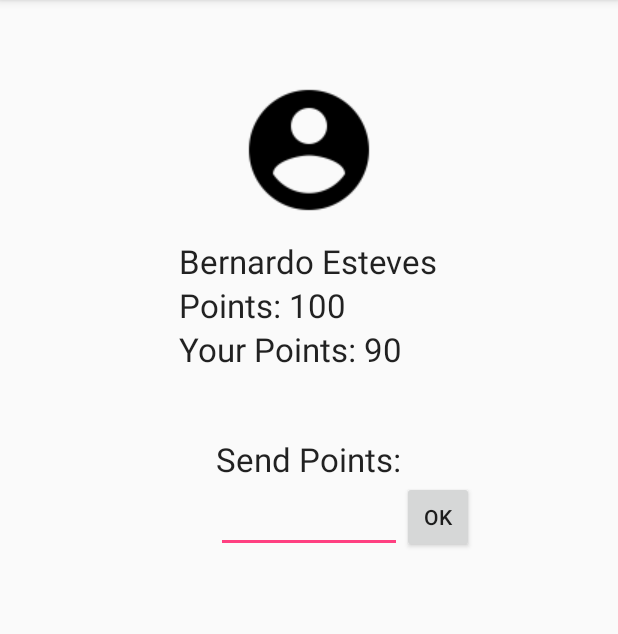
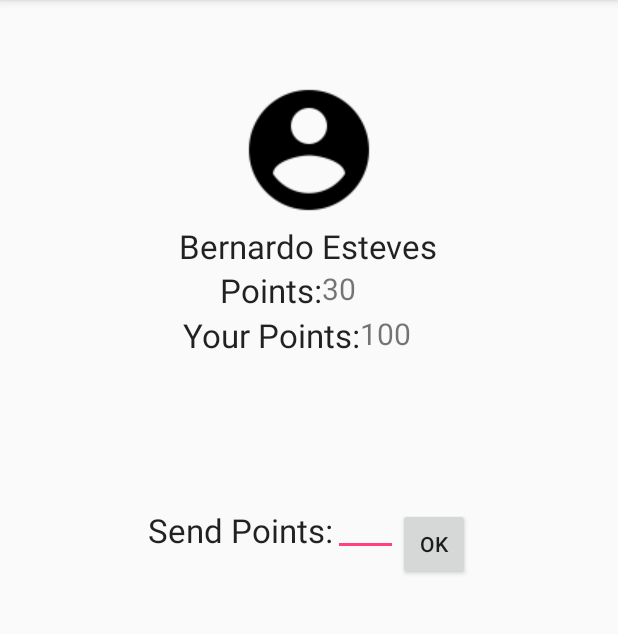
Before and after one commit to andreppires/Ubibike, an Android app: the GivePointsActivity screen opened directly, with no data from a screen before it, on a phone screen of 412 x 824 dp, the part 84-718 px from its top. Run offline under Robolectric (Android 15) with nearby library versions, the phone set to English and light mode, and no system bars.

Commit message:
activity_give_points.xml arranjado de forma a que seja possível concretizar a acção de dar pontos a outro ciclista

```diff
--- a/UbiBike/app/src/main/res/layout/activity_friend_profile.xml
+++ b/UbiBike/app/src/main/res/layout/activity_friend_profile.xml
@@ -59,7 +59,7 @@
         android:layout_width="wrap_content"
         android:layout_height="wrap_content"
         android:textAppearance="?android:attr/textAppearanceLarge"
-        android:text="Points: 100"
+        android:text="Points:"
         android:id="@+id/textView3"
         android:layout_below="@+id/textView"
         android:layout_alignLeft="@+id/button2" />
--- a/UbiBike/app/src/main/res/layout/activity_give_points.xml
+++ b/UbiBike/app/src/main/res/layout/activity_give_points.xml
@@ -1,5 +1,5 @@
 <?xml version="1.0" encoding="utf-8"?>
-<RelativeLayout xmlns:android="http://schemas.android.com/apk/res/android"
+<LinearLayout xmlns:android="http://schemas.android.com/apk/res/android"
     xmlns:tools="http://schemas.android.com/tools"
     android:layout_width="match_parent"
     android:layout_height="match_parent"
@@ -7,20 +7,11 @@
     android:paddingLeft="@dimen/activity_horizontal_margin"
     android:paddingRight="@dimen/activity_horizontal_margin"
     android:paddingTop="@dimen/activity_vertical_margin"
+    android:orientation="vertical"
     tools:context="pt.ulisboa.tecnico.cmov.ubibike.MainActivity">
 
-    <TextView
-        android:layout_width="wrap_content"
-        android:layout_height="wrap_content"
-        android:textAppearance="?android:attr/textAppearanceLarge"
-        android:text="Bernardo Esteves"
-        android:id="@+id/textView"
-        android:layout_alignParentTop="true"
-        android:layout_centerHorizontal="true"
-        android:layout_marginTop="143dp" />
-
     <ImageView
-        android:layout_width="wrap_content"
+        android:layout_width="match_parent"
         android:layout_height="wrap_content"
         android:id="@+id/imageView2"
         android:src="@drawable/ic_account_circle_black_48dp"
@@ -30,39 +21,103 @@
 
     <TextView
         android:layout_width="wrap_content"
+        android:layout_gravity="center"
         android:layout_height="wrap_content"
         android:textAppearance="?android:attr/textAppearanceLarge"
-        android:text="Points: 100"
-        android:id="@+id/textView4"
-        android:layout_below="@+id/textView"
-        android:layout_alignLeft="@+id/textView"
-        android:layout_alignStart="@+id/textView" />
+        android:text="Bernardo Esteves"
+        android:id="@+id/textView"
+        android:layout_alignParentTop="true"
+        android:layout_centerHorizontal="true"
+        android:layout_marginTop="1dp" />
+
+
+    <LinearLayout
+    android:layout_width="wrap_content"
+    android:layout_height="wrap_content"
+    android:orientation="horizontal"
+    android:layout_gravity="center">
 
     <TextView
         android:layout_width="wrap_content"
         android:layout_height="wrap_content"
         android:textAppearance="?android:attr/textAppearanceLarge"
-        android:text="Your Points: 90"
-        android:id="@+id/textView5"
-        android:layout_below="@+id/textView4"
+        android:text="Points:"
+        android:id="@+id/textView4"
+        android:layout_alignEnd="@+id/editText2"
+        android:layout_alignRight="@+id/editText2"
+        android:layout_gravity="left"
+        android:layout_centerHorizontal="true"/>
+
+    <TextView
+        android:layout_width="50dp"
+        android:layout_height="30dp"
+        android:inputType="number"
+        android:id="@+id/editText2"
+        android:layout_alignStart="@+id/textView4"
         android:layout_alignLeft="@+id/textView4"
-        android:layout_alignStart="@+id/textView4" />
+        android:layout_gravity="center_horizontal"
+        android:layout_centerHorizontal="true"
+        android:text="30"
+        android:textSize="20sp"/>
+
+</LinearLayout>
+
+    <LinearLayout
+        android:layout_width="wrap_content"
+        android:layout_height="wrap_content"
+        android:orientation="horizontal"
+        android:layout_gravity="center"
+        android:paddingBottom="100dp">
+
+        <TextView
+            android:layout_width="wrap_content"
+            android:layout_height="wrap_content"
+            android:textAppearance="?android:attr/textAppearanceLarge"
+            android:text="Your Points:"
+            android:id="@+id/textView5"
+            android:layout_alignLeft="@+id/editText3"
+            android:layout_alignStart="@+id/editText3" />
+
+
+        <TextView
+            android:layout_width="50dp"
+            android:layout_height="30dp"
+            android:inputType="number"
+            android:id="@+id/editText3"
+
+            android:layout_alignStart="@+id/textView4"
+            android:layout_alignLeft="@+id/textView4"
+            android:layout_gravity="center_horizontal"
+            android:layout_centerHorizontal="true"
+            android:text="100"
+            android:textSize="20sp"/>
+
+    </LinearLayout>
+
+<LinearLayout
+android:layout_width="wrap_content"
+android:layout_height="wrap_content"
+android:orientation="horizontal"
+android:layout_gravity="center">
 
     <TextView
         android:layout_width="wrap_content"
-        android:layout_height="wrap_content"
+        android:layout_height="46dp"
         android:textAppearance="?android:attr/textAppearanceLarge"
         android:text="Send Points:"
         android:id="@+id/textView6"
         android:layout_marginTop="44dp"
         android:layout_below="@+id/textView5"
-        android:layout_centerHorizontal="true" />
+        android:layout_alignEnd="@+id/editText2"
+        android:layout_alignRight="@+id/editText2"
+        android:layout_gravity="left"
+         />
 
     <EditText
-        android:layout_width="wrap_content"
-        android:layout_height="wrap_content"
+        android:layout_width="43dp"
+        android:layout_height="32dp"
         android:inputType="number"
-        android:ems="10"
+        android:ems="5"
         android:id="@+id/editText"
         android:layout_alignBottom="@+id/button"
         android:layout_alignLeft="@+id/textView6"
@@ -79,5 +134,6 @@
         android:layout_below="@+id/textView6"
         android:layout_toRightOf="@+id/textView5"
         android:layout_toEndOf="@+id/textView5" />
+    </LinearLayout>
 
-</RelativeLayout>
+</LinearLayout>
```
